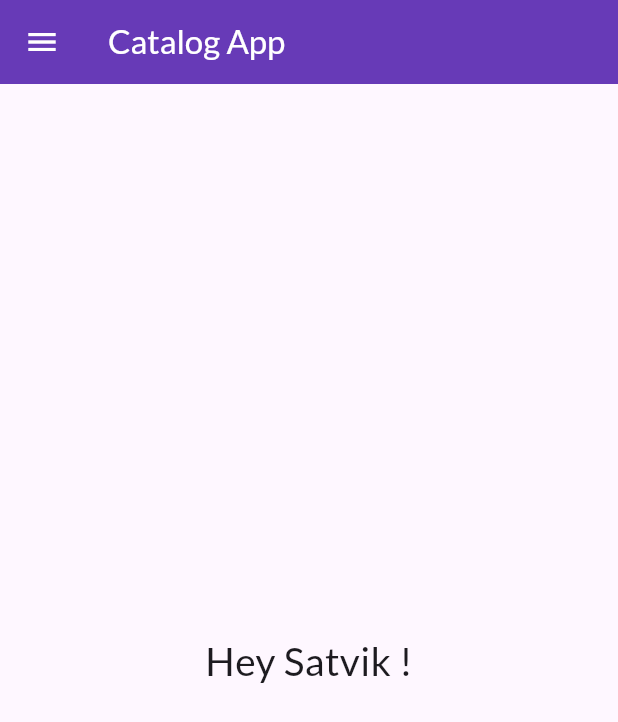
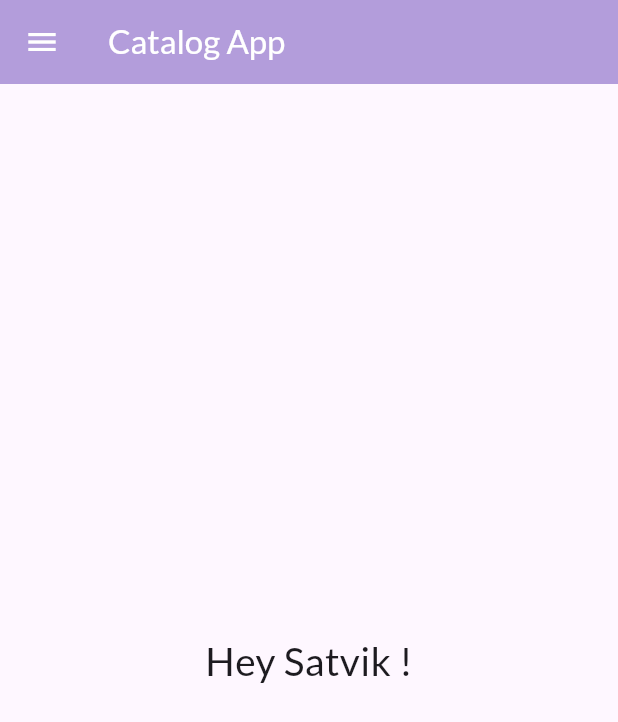
Before and after one commit to satvikcodes/30DaysFlutterCodepur, a Flutter app: the screen it shows after launch, on a phone screen of 412 x 824 dp. Shown: the top 722 px of the screen. Run offline on Flutter 3.47's test engine with Material 3 defaults, Android fonts, the phone set to English and light mode, and no system bars; our stand-ins replace google_fonts.

Commit message:
themes extracetd

```diff
--- a/lib/main.dart
+++ b/lib/main.dart
@@ -2,6 +2,7 @@ import 'package:flutter/material.dart';
 import 'package:flutter_basics/pages/home_page.dart';
 import 'package:flutter_basics/pages/login_page.dart';
 import 'package:flutter_basics/util/routes.dart';
+import 'package:flutter_basics/widgets/themes.dart';
 import 'package:google_fonts/google_fonts.dart';
 
 void main() {
@@ -14,7 +15,7 @@ class MyApp extends StatelessWidget {
   @override
   Widget build(BuildContext context) {
     return MaterialApp(
-      theme: ThemeData(fontFamily: GoogleFonts.lato().fontFamily),
+      theme: MyTheme.lightTheme(context),
       debugShowCheckedModeBanner: false,
       initialRoute: MyRoute.homeRoute,
       routes: {
--- a/lib/pages/home_page.dart
+++ b/lib/pages/home_page.dart
@@ -7,8 +7,6 @@ class HomePage extends StatelessWidget {
   Widget build(BuildContext context) {
     return Scaffold(
       appBar: AppBar(
-        backgroundColor: Colors.deepPurple,
-        foregroundColor: Colors.white,
         title: Text("Catalog App"),
       ),
       drawer: MyDrawer(),
--- /dev/null
+++ b/lib/widgets/themes.dart
@@ -0,0 +1,13 @@
+import 'package:flutter/material.dart';
+import 'package:google_fonts/google_fonts.dart';
+
+class MyTheme {
+  static ThemeData lightTheme(BuildContext context) {
+    return ThemeData(
+      appBarTheme: AppBarTheme(
+          backgroundColor: Colors.deepPurple[200],
+          foregroundColor: Colors.white),
+      fontFamily: GoogleFonts.lato().fontFamily,
+    );
+  }
+}
```
